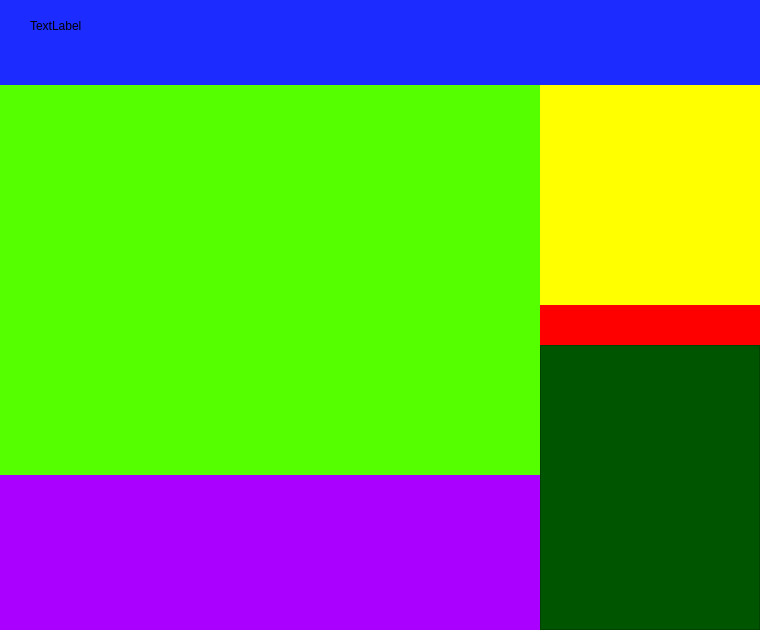
Before: the Qt Designer form wechat.ui in supermanc88/WeiTalk, drawn with Qt 5.
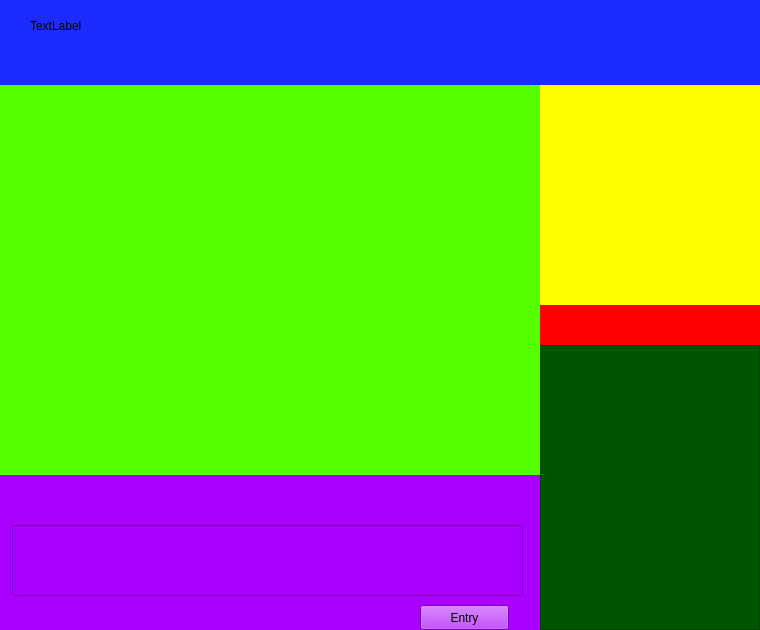
After: the same form once the commit is applied.

Diff of the .ui file:
```diff
--- a/wechat.ui
+++ b/wechat.ui
@@ -196,6 +196,29 @@
    <property name="styleSheet">
     <string notr="true">background-color: rgb(170, 0, 255);</string>
    </property>
+   <widget class="QLineEdit" name="lineEdit">
+    <property name="geometry">
+     <rect>
+      <x>12</x>
+      <y>50</y>
+      <width>511</width>
+      <height>71</height>
+     </rect>
+    </property>
+   </widget>
+   <widget class="QPushButton" name="sendMessageBtn">
+    <property name="geometry">
+     <rect>
+      <x>420</x>
+      <y>130</y>
+      <width>89</width>
+      <height>25</height>
+     </rect>
+    </property>
+    <property name="text">
+     <string>Entry</string>
+    </property>
+   </widget>
   </widget>
  </widget>
  <resources/>
```
